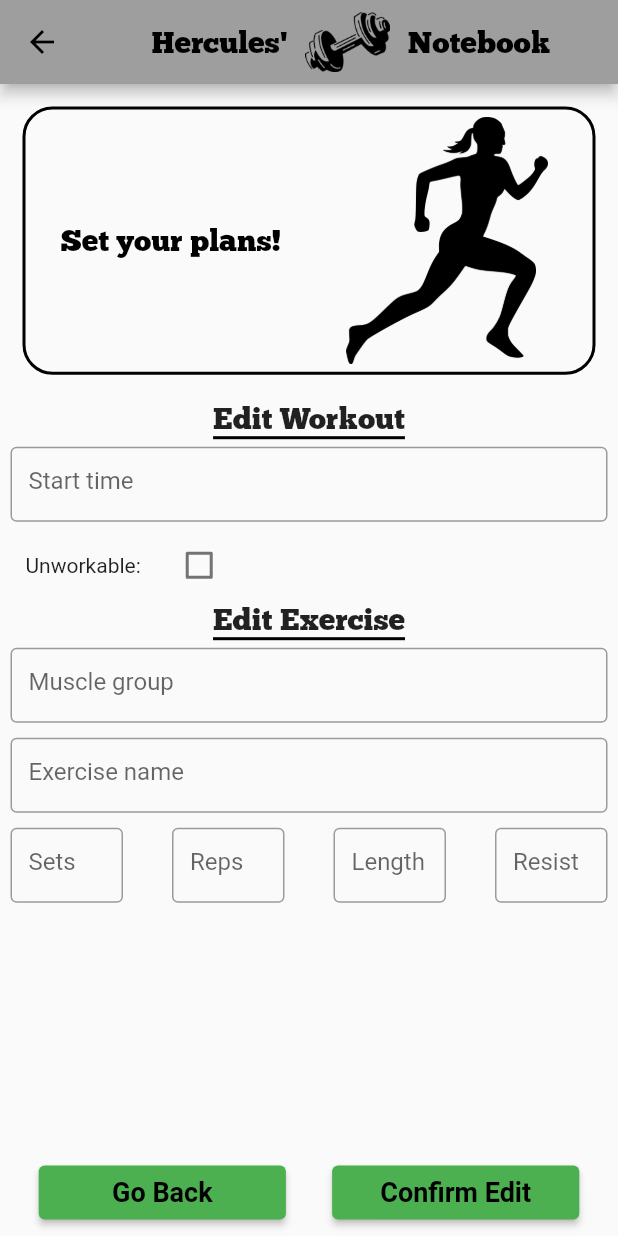
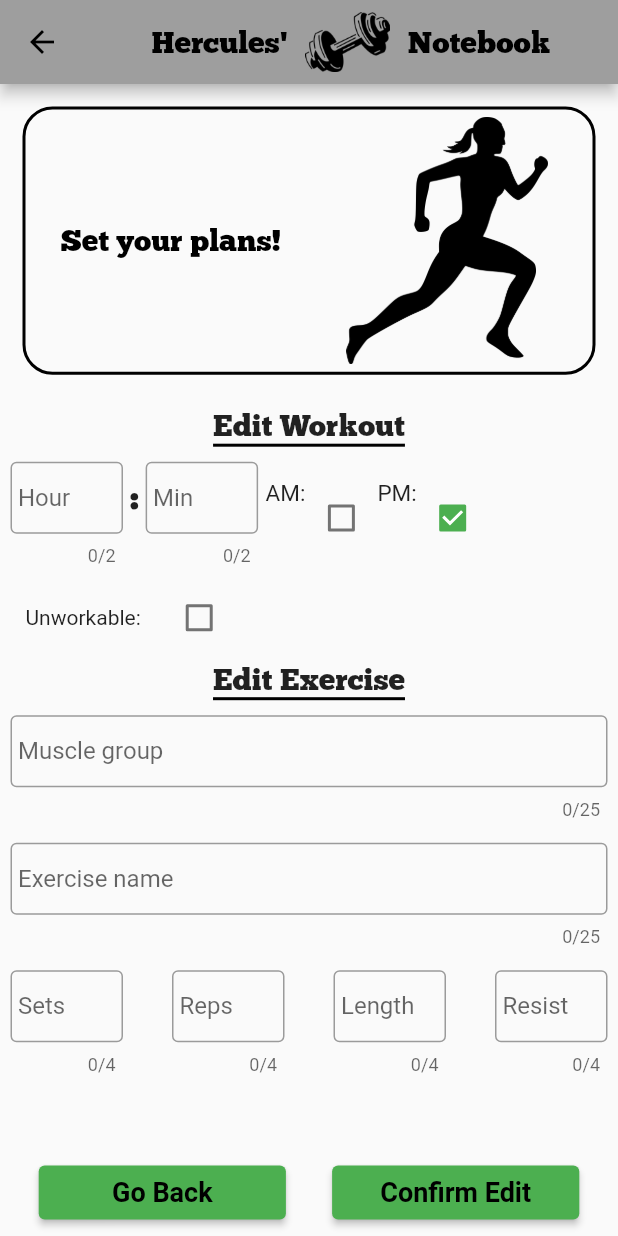
Before and after one commit to COP4331-Group15/COP4331-Workout-Planner-Mobile, a Flutter app: the EditPage screen opened directly, on a phone screen of 412 x 824 dp. Run offline on Flutter 3.47's test engine with Material 2 defaults, Android fonts, the light colour scheme and no system bars; our stand-ins replace firebase_auth, firebase_core, table_calendar; accounts and stored records are empty; network calls fail; Roboto replaces fonts that are missing (Georgia).

Commit message:
Updates edit page

```diff
--- a/lib/screens/edit.dart
+++ b/lib/screens/edit.dart
@@ -7,8 +7,11 @@
 }
 
 class _EditPageState extends State<EditPage> {
-  final TextEditingController _startTime = new TextEditingController();
+  final TextEditingController _startHour = new TextEditingController();
+  final TextEditingController _startMinute = new TextEditingController();
   bool isChecked = false;
+  bool isAM = false;
+  bool isPM = true;
   final TextEditingController _muscleGroup = new TextEditingController();
   final TextEditingController _exerciseName = new TextEditingController();
   final TextEditingController _sets = new TextEditingController();
@@ -55,6 +58,7 @@
                   children: [
                 Center(
                     child: Container(
+                  margin: EdgeInsets.all(5),
                   child: Text("Edit Workout",
                       style: TextStyle(
                         fontFamily: "ChunkFive",
@@ -64,24 +68,88 @@
                       border: Border(
                           bottom: BorderSide(color: Colors.black, width: 2))),
                 )),
+                Row(mainAxisAlignment: MainAxisAlignment.start, children: [
                   Container(
                       margin: const EdgeInsets.all(5.0),
-                    height: 50,
+                      height: 75,
+                      width: 75,
                       child: TextField(
-                      controller: _startTime,
+                        maxLength: 2,
+                        keyboardType: TextInputType.number,
+                        controller: _startHour,
                         decoration: InputDecoration(
+                          contentPadding: EdgeInsets.all(5.0),
                           border: OutlineInputBorder(
                             borderSide: BorderSide(
-                              color: Theme.of(context).accentColor, width: 5.0),
+                                color: Theme.of(context).accentColor,
+                                width: 5.0),
                           ),
                           focusedBorder: OutlineInputBorder(
                             borderSide: BorderSide(
                                 color: Theme.of(context).primaryColor,
                                 width: 5.0),
                           ),
-                        hintText: "Start time",
+                          hintText: "Hour",
                         ),
                       )),
+                  Center(
+                      child: Container(
+                          height: 50,
+                          child: Text(":",
+                              style: TextStyle(
+                                  fontWeight: FontWeight.bold,
+                                  fontFamily: "ChunkFive",
+                                  fontSize: 20)))),
+                  Container(
+                      margin: const EdgeInsets.all(5.0),
+                      height: 75,
+                      width: 75,
+                      child: TextField(
+                        maxLength: 2,
+                        keyboardType: TextInputType.number,
+                        controller: _startMinute,
+                        decoration: InputDecoration(
+                          contentPadding: EdgeInsets.all(5.0),
+                          border: OutlineInputBorder(
+                            borderSide: BorderSide(
+                                color: Theme.of(context).accentColor,
+                                width: 5.0),
+                          ),
+                          focusedBorder: OutlineInputBorder(
+                            borderSide: BorderSide(
+                                color: Theme.of(context).primaryColor,
+                                width: 5.0),
+                          ),
+                          hintText: "Min",
+                        ),
+                      )),
+                  Center(
+                      child: Container(
+                          height: 50,
+                          child: Text("AM:", style: TextStyle(fontSize: 15)))),
+                  Container(
+                      child: Checkbox(
+                          value: isAM,
+                          onChanged: (bool? value) {
+                            setState(() {
+                              isPM = false;
+                              isAM = true;
+                            });
+                          })),
+                  Center(
+                      child: Container(
+                          height: 50,
+                          child: Text("PM:", style: TextStyle(fontSize: 15)))),
+                  Container(
+                      child: Checkbox(
+                          value: isPM,
+                          onChanged: (bool? value) {
+                            setState(() {
+                              isPM = true;
+                              isAM = false;
+                            });
+                          }))
+                ]),
                 Row(mainAxisAlignment: MainAxisAlignment.start, children: [
                   Container(
                       margin: const EdgeInsets.all(15.0),
@@ -97,6 +165,7 @@
                 ]),
                 Center(
                     child: Container(
+                  margin: EdgeInsets.all(5),
                   child: Text("Edit Exercise",
                       style: TextStyle(
                         fontFamily: "ChunkFive",
@@ -108,10 +177,12 @@
                 )),
                 Container(
                     margin: const EdgeInsets.all(5.0),
-                    height: 50,
+                    height: 75,
                     child: TextField(
+                      maxLength: 25,
                       controller: _muscleGroup,
                       decoration: InputDecoration(
+                        contentPadding: EdgeInsets.all(5.0),
                         border: OutlineInputBorder(
                           borderSide: BorderSide(
                               color: Theme.of(context).accentColor, width: 5.0),
@@ -126,10 +197,12 @@
                     )),
                 Container(
                     margin: const EdgeInsets.all(5.0),
-                    height: 50,
+                    height: 75,
                     child: TextField(
+                      maxLength: 25,
                       controller: _exerciseName,
                       decoration: InputDecoration(
+                        contentPadding: EdgeInsets.all(5.0),
                         border: OutlineInputBorder(
                           borderSide: BorderSide(
                               color: Theme.of(context).accentColor, width: 5.0),
@@ -147,11 +220,14 @@
                     children: [
                       Container(
                           margin: const EdgeInsets.all(5.0),
-                          height: 50,
+                          height: 75,
                           width: 75,
                           child: TextField(
+                            maxLength: 4,
+                            keyboardType: TextInputType.number,
                             controller: _sets,
                             decoration: InputDecoration(
+                              contentPadding: EdgeInsets.all(5.0),
                               border: OutlineInputBorder(
                                 borderSide: BorderSide(
                                     color: Theme.of(context).accentColor,
@@ -167,11 +243,14 @@
                           )),
                       Container(
                           margin: const EdgeInsets.all(5.0),
-                          height: 50,
+                          height: 75,
                           width: 75,
                           child: TextField(
+                            maxLength: 4,
+                            keyboardType: TextInputType.number,
                             controller: _repititions,
                             decoration: InputDecoration(
+                              contentPadding: EdgeInsets.all(5.0),
                               border: OutlineInputBorder(
                                 borderSide: BorderSide(
                                     color: Theme.of(context).accentColor,
@@ -187,11 +266,14 @@
                           )),
                       Container(
                           margin: const EdgeInsets.all(5.0),
-                          height: 50,
+                          height: 75,
                           width: 75,
                           child: TextField(
+                            maxLength: 4,
+                            keyboardType: TextInputType.number,
                             controller: _duration,
                             decoration: InputDecoration(
+                              contentPadding: EdgeInsets.all(5.0),
                               border: OutlineInputBorder(
                                 borderSide: BorderSide(
                                     color: Theme.of(context).accentColor,
@@ -207,11 +289,14 @@
                           )),
                       Container(
                           margin: const EdgeInsets.all(5.0),
-                          height: 50,
+                          height: 75,
                           width: 75,
                           child: TextField(
+                            maxLength: 4,
+                            keyboardType: TextInputType.number,
                             controller: _resistance,
                             decoration: InputDecoration(
+                              contentPadding: EdgeInsets.all(5.0),
                               border: OutlineInputBorder(
                                 borderSide: BorderSide(
                                     color: Theme.of(context).accentColor,
```
Lines whose indentation alone changed are shown as unchanged.
